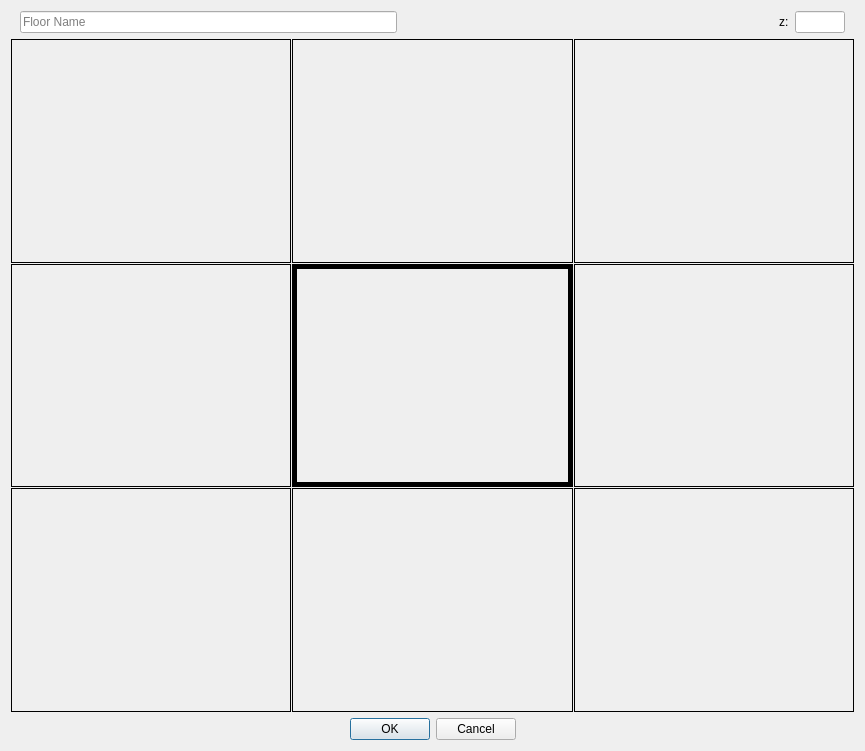
Old version of the form src/widgets/floordialog.ui in the repository millertime-homework/ERG-ScenarioBuilder.
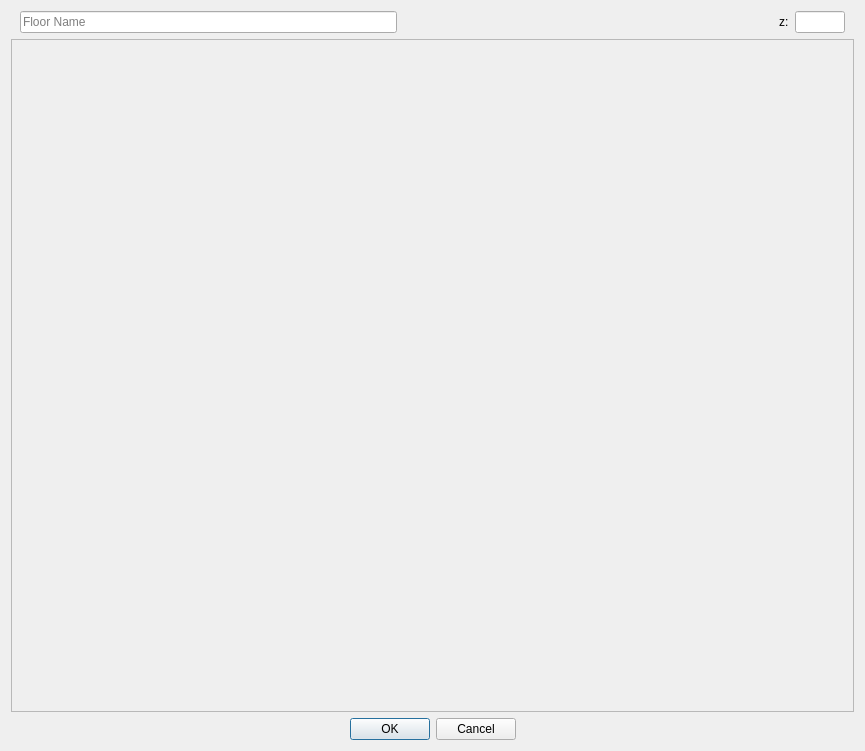
New version of the form.

What changed in the file:
```diff
--- a/src/widgets/floordialog.ui
+++ b/src/widgets/floordialog.ui
@@ -13,7 +13,7 @@
   <property name="windowTitle">
    <string>Floor Name</string>
   </property>
-  <layout class="QVBoxLayout" name="verticalLayout" stretch="0,1,0">
+  <layout class="QVBoxLayout" name="verticalLayout" stretch="0,0,0">
    <item>
     <widget class="QFrame" name="frame_11">
      <property name="frameShape">
@@ -79,117 +79,28 @@
     </widget>
    </item>
    <item>
-    <widget class="QFrame" name="frame">
-     <property name="frameShape">
-      <enum>QFrame::NoFrame</enum>
+    <widget class="QScrollArea" name="scrollArea">
+     <property name="widgetResizable">
+      <bool>false</bool>
      </property>
-     <property name="frameShadow">
-      <enum>QFrame::Plain</enum>
-     </property>
-     <layout class="QGridLayout" name="gridLayout">
-      <property name="margin">
-       <number>0</number>
+     <widget class="QWidget" name="scrollAreaWidgetContents">
+      <property name="geometry">
+       <rect>
+        <x>0</x>
+        <y>0</y>
+        <width>839</width>
+        <height>647</height>
+       </rect>
       </property>
-      <property name="spacing">
-       <number>1</number>
-      </property>
-      <item row="0" column="0">
-       <widget class="QFrame" name="frame_2">
-        <property name="frameShape">
-         <enum>QFrame::Box</enum>
-        </property>
-        <property name="frameShadow">
-         <enum>QFrame::Plain</enum>
-        </property>
-        <property name="lineWidth">
-         <number>1</number>
-        </property>
-       </widget>
-      </item>
-      <item row="0" column="1">
-       <widget class="QFrame" name="frame_3">
-        <property name="frameShape">
-         <enum>QFrame::Box</enum>
-        </property>
-        <property name="frameShadow">
-         <enum>QFrame::Plain</enum>
-        </property>
-       </widget>
-      </item>
-      <item row="2" column="0">
-       <widget class="QFrame" name="frame_4">
-        <property name="frameShape">
-         <enum>QFrame::Box</enum>
-        </property>
-        <property name="frameShadow">
-         <enum>QFrame::Plain</enum>
-        </property>
-       </widget>
-      </item>
-      <item row="2" column="1">
-       <widget class="QFrame" name="frame_5">
-        <property name="frameShape">
-         <enum>QFrame::Box</enum>
-        </property>
-        <property name="frameShadow">
-         <enum>QFrame::Plain</enum>
-        </property>
-       </widget>
-      </item>
-      <item row="1" column="0">
-       <widget class="QFrame" name="frame_6">
-        <property name="frameShape">
-         <enum>QFrame::Box</enum>
-        </property>
-        <property name="frameShadow">
-         <enum>QFrame::Plain</enum>
-        </property>
-       </widget>
-      </item>
-      <item row="1" column="1">
-       <widget class="QFrame" name="frame_7">
-        <property name="frameShape">
-         <enum>QFrame::Box</enum>
-        </property>
-        <property name="frameShadow">
-         <enum>QFrame::Plain</enum>
-        </property>
-        <property name="lineWidth">
-         <number>5</number>
-        </property>
-       </widget>
-      </item>
-      <item row="2" column="2">
-       <widget class="QFrame" name="frame_8">
-        <property name="frameShape">
-         <enum>QFrame::Box</enum>
-        </property>
-        <property name="frameShadow">
-         <enum>QFrame::Plain</enum>
-        </property>
-       </widget>
-      </item>
-      <item row="1" column="2">
-       <widget class="QFrame" name="frame_9">
-        <property name="frameShape">
-         <enum>QFrame::Box</enum>
-        </property>
-        <property name="frameShadow">
-         <enum>QFrame::Plain</enum>
-        </property>
-       </widget>
-      </item>
-      <item row="0" column="2">
-       <widget class="QFrame" name="frame_10">
-        <property name="frameShape">
-         <enum>QFrame::Box</enum>
-        </property>
-        <property name="frameShadow">
-         <enum>QFrame::Plain</enum>
-        </property>
-       </widget>
-      </item>
-     </layout>
+      <layout class="QGridLayout" name="grid">
+       <property name="margin">
+        <number>0</number>
+       </property>
+       <property name="spacing">
+        <number>1</number>
+       </property>
+      </layout>
+     </widget>
     </widget>
    </item>
    <item>
```
